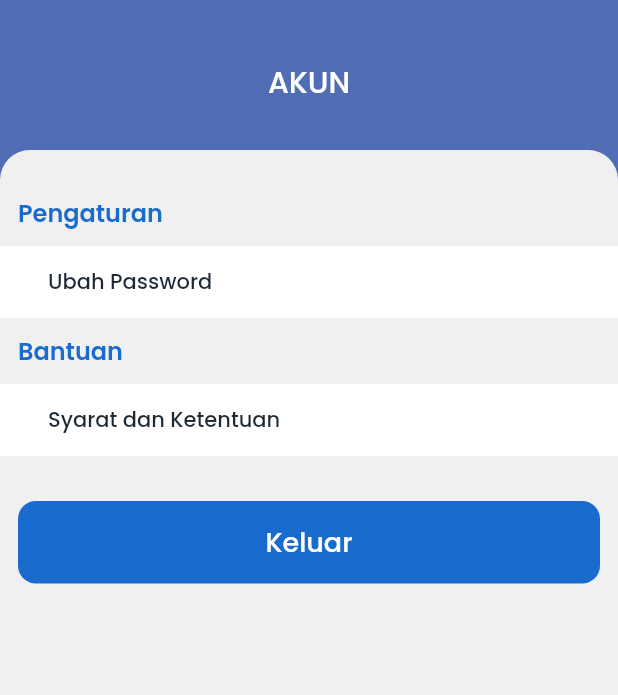
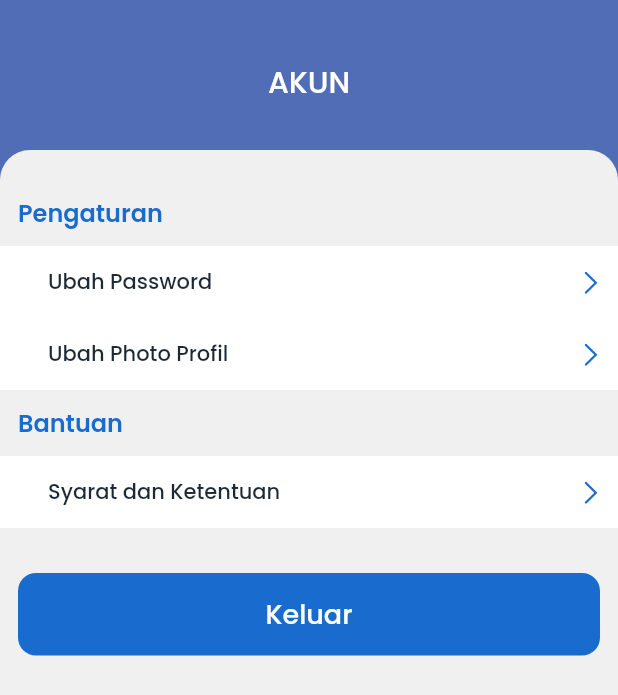
Before and after one commit to ariefendi992/uim-beasiswa-naive-bayes, a Flutter app: the ProfilPage screen opened directly, after a tap on "Ubah Password", on a phone screen of 412 x 824 dp. Shown: the top 695 px of the screen. Run offline on Flutter 3.47's test engine with Material 2 defaults, Android fonts, the light colour scheme and no system bars; our stand-ins replace bloc, equatable, flutter_bloc, flutter_secure_storage; accounts and stored records are empty; network calls fail.

Commit message:
codingan menu & photo

```diff
--- a/lib/models/user_model.dart
+++ b/lib/models/user_model.dart
@@ -12,6 +12,7 @@ class UserModel extends Equatable {
   final String? nama;
   final String? prodi;
   final String? gender;
+  final String? picture;
   final String? email;
   final String? password;
 
@@ -21,6 +22,7 @@ class UserModel extends Equatable {
     required this.nama,
     required this.prodi,
     required this.gender,
+    required this.picture,
     required this.email,
     required this.password,
   });
@@ -32,6 +34,7 @@ class UserModel extends Equatable {
       prodi: json['prodi'],
       nama: json['nama'],
       gender: json['gender'],
+      picture: json['picture'],
       email: json['email'],
       password: json['password'],
     );
--- a/lib/ui/pages/beasiswa_page.dart
+++ b/lib/ui/pages/beasiswa_page.dart
@@ -19,7 +19,7 @@ class BeasiswaPage extends StatelessWidget {
             top: 20,
           ),
           child: Text(
-            '.:: Menu ::.'.toUpperCase(),
+            ''.toUpperCase(),
             style: blackTextStyle.copyWith(
               fontSize: 20,
               fontWeight: medium,
@@ -68,7 +68,7 @@ class BeasiswaPage extends StatelessWidget {
                 },
                 child: CustomMenuBeasiswa(
                   icon: Icons.app_registration_sharp,
-                  title: 'Uji Data'.toUpperCase(),
+                  title: 'Data Testing'.toUpperCase(),
                 ),
               ),
             ],
--- a/lib/ui/pages/hasil_page.dart
+++ b/lib/ui/pages/hasil_page.dart
@@ -98,7 +98,7 @@ class _HasilPageState extends State<HasilPage> {
           crossAxisAlignment: CrossAxisAlignment.start,
           children: [
             Text(
-              '..:: Hasil Keputusan ::..'.toUpperCase(),
+              '..:: Hasil Uji Data ::..'.toUpperCase(),
               style: blackTextStyle.copyWith(fontSize: 20, fontWeight: medium),
             ),
           ],
--- a/lib/ui/pages/penerima_page.dart
+++ b/lib/ui/pages/penerima_page.dart
@@ -102,7 +102,7 @@ class _PenerimaPageState extends State<PenerimaPage> {
                   //     ),
                   //   ),
                   // ),
-                  Column(
+                  ListView(
                     children: [
                       SizedBox(height: 100),
                       ScrollableWidget(
--- a/lib/ui/pages/profil_page.dart
+++ b/lib/ui/pages/profil_page.dart
@@ -69,6 +69,10 @@ class ProfilPage extends StatelessWidget {
                     children: [
                       CustomButtonAkun(
                         text: 'Ubah Password',
+                        onPressed: () {},
+                      ),
+                      CustomButtonAkun(
+                        text: 'Ubah Photo Profil',
                         onPressed: () {},
                       ),
                     ],
--- a/lib/ui/pages/uji_page.dart
+++ b/lib/ui/pages/uji_page.dart
@@ -552,7 +552,7 @@ class _UjiPageState extends State<UjiPage> {
           }
           return CustomButton(
             margin: const EdgeInsets.only(bottom: 40),
-            hintText: 'Prediksi Data',
+            hintText: 'UJI DATA',
             onPressed: () {
               context.read<UktCubit>().ujiUkt(
                     idUser: idUser!,
@@ -592,7 +592,7 @@ class _UjiPageState extends State<UjiPage> {
               ),
             ),
             CustomAppBar(
-                title: 'UJI KELAYAKAN',
+                title: 'Form Data Testing',
                 onTap: () {
                   context.read<PageCubit>().setPage(1);
                   Navigator.pushNamed(context, '/main');
--- a/lib/ui/widgets/custom_menu_utama.dart
+++ b/lib/ui/widgets/custom_menu_utama.dart
@@ -16,8 +16,8 @@ class CustomMenuUtama extends StatelessWidget {
       elevation: 7,
       shape: RoundedRectangleBorder(borderRadius: BorderRadius.circular(6)),
       child: Container(
-        width: 130,
-        height: 140,
+        width: 115,
+        height: 132,
         padding: EdgeInsets.symmetric(vertical: 18),
         margin: EdgeInsets.only(right: 12, left: 12),
         decoration: BoxDecoration(
@@ -36,7 +36,7 @@ class CustomMenuUtama extends StatelessWidget {
               SizedBox(height: 6),
               Text(
                 title.toUpperCase(),
-                style: greyTextStyle.copyWith(fontWeight: medium),
+                style: greyTextStyle.copyWith(fontWeight: medium, fontSize: 12),
                 textAlign: TextAlign.center,
               )
             ],
--- a/lib/ui/widgets/cuttom_background_menu_akun.dart
+++ b/lib/ui/widgets/cuttom_background_menu_akun.dart
@@ -12,7 +12,7 @@ class CustomBackgroundMenuAkun extends StatelessWidget {
   Widget build(BuildContext context) {
     return Container(
       width: double.infinity,
-      padding: EdgeInsets.symmetric(horizontal: defaultPadding),
+      padding: EdgeInsets.only(left: defaultPadding),
       margin: const EdgeInsets.only(bottom: 10),
       decoration: BoxDecoration(
         color: kWhiteColor,
--- a/lib/ui/widgets/cuttom_button_akun.dart
+++ b/lib/ui/widgets/cuttom_button_akun.dart
@@ -1,3 +1,4 @@
+import 'package:flutter/cupertino.dart';
 import 'package:flutter/material.dart';
 import 'package:ft_uim_naive_bayes/utils/theme.dart';
 
@@ -12,11 +13,25 @@ class CustomButtonAkun extends StatelessWidget {
 
   @override
   Widget build(BuildContext context) {
-    return TextButton(
-      onPressed: onPressed,
-      child: Text(
-        text,
-        style: blackTextStyle.copyWith(),
+    return Container(
+      child: TextButton(
+        onPressed: onPressed,
+        child: Row(
+          // mainAxisAlignment: MainAxisAlignment.center,
+          crossAxisAlignment: CrossAxisAlignment.center,
+          children: [
+            Text(
+              text,
+              style: blackTextStyle.copyWith(),
+            ),
+            Spacer(),
+            Icon(
+              CupertinoIcons.chevron_right,
+              size: 20,
+              color: kBlueColor,
+            )
+          ],
+        ),
       ),
     );
   }
--- a/lib/utils/url.dart
+++ b/lib/utils/url.dart
@@ -1,4 +1,2 @@
-// var baseUrl = 'http://192.168.43.28:5000';
 var baseUrl = 'http://192.168.1.7:5000';
-// var baseUrl = 'http://10.153.15.47:5000';
 // var baseUrl = 'https://api.beasiswa-tuim.site';
```
Also changed, not shown: lib/ui/pages/home_page2.dart (+35 -3 lines), assets/images/default_pic.png (added).
